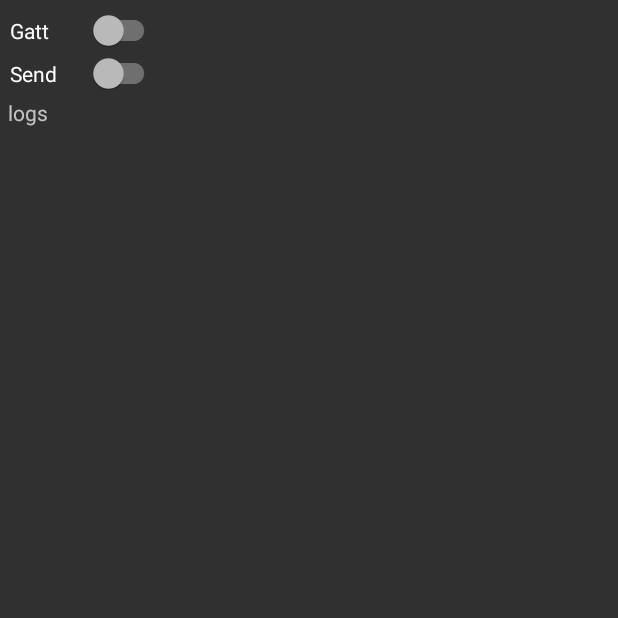
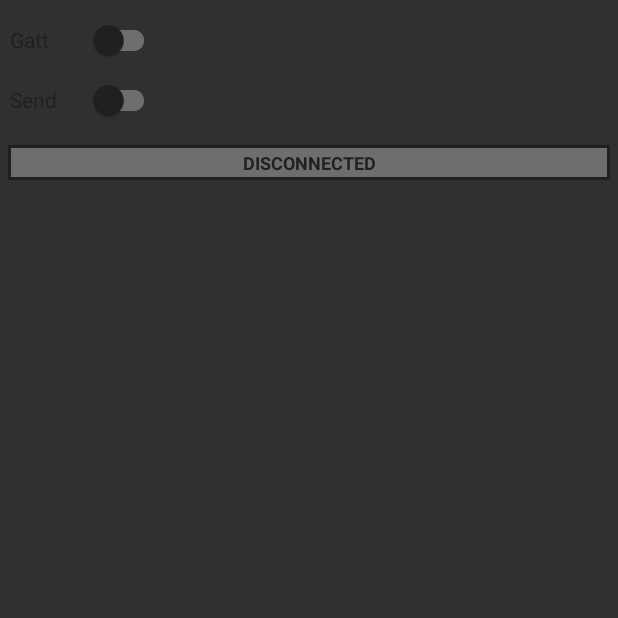
Before and after one commit to AdamRogowski/watch-audio-recorder, an Android app: the screen it shows after launch (MainActivity), on a phone screen of 412 x 824 dp, the top half of it. Run offline under Robolectric (Android 15) with nearby library versions, the phone set to English and light mode, and no system bars; plain views replace BoxInsetLayout; 1 statement that could not run was skipped.

```diff
--- a/app/src/main/java/com/example/watchrectest/BLEManager.kt
+++ b/app/src/main/java/com/example/watchrectest/BLEManager.kt
@@ -63,11 +63,13 @@ class BLEManager(private val activity: MainActivity) {
                 if (newState == BluetoothProfile.STATE_CONNECTED){
                     LogManager.appendLog("Central device did connect")
                     updateSubscribers()
+                    UIStateManager.setUIState(UIState.CONNECTED_READY)
                 }
                 else {
                     LogManager.appendLog("Central device did disconnect")
                     subscribedDevices.remove(device)
                     updateSubscribers()
+                    UIStateManager.setUIState(UIState.NO_SUBSCRIBER)
                 }
             }
         }
--- /dev/null
+++ b/app/src/main/res/drawable/textview_border.xml
@@ -0,0 +1,10 @@
+<shape xmlns:android="http://schemas.android.com/apk/res/android"
+    android:shape="rectangle">
+
+    <solid android:color="#6e6e6e" />  <!-- Background color of the text view -->
+    <stroke
+        android:width="2dp"
+        android:color="@color/textview_border_color" />  <!-- Color of the border -->
+
+
+</shape>
--- a/app/src/main/res/layout/activity_main.xml
+++ b/app/src/main/res/layout/activity_main.xml
@@ -17,21 +17,40 @@
         <com.google.android.material.switchmaterial.SwitchMaterial
             android:id="@+id/switch_Gatt"
             android:layout_width="100dp"
-            android:layout_height="wrap_content"
-            android:text="Gatt"
+            android:layout_height="40dp"
+            android:text="@string/switch_gatt"
+            android:textColor="@color/switch_text_color"
             android:layout_marginTop="1dp"
             android:layout_marginStart="1dp"
-            app:useMaterialThemeColors="false" />
+            app:useMaterialThemeColors="false"
+            app:thumbTint="@color/switch_thumb_color"
+            app:trackTint="@color/switch_track_color"/>
 
 
         <com.google.android.material.switchmaterial.SwitchMaterial
             android:id="@+id/switch_Rec"
             android:layout_width="100dp"
-            android:layout_height="wrap_content"
-            android:text="Send"
-            android:layout_marginTop="30dp"
+            android:layout_height="40dp"
+            android:text="@string/switch_rec"
+            android:textColor="@color/switch_text_color"
+            android:layout_marginTop="41dp"
             android:layout_marginStart="1dp"
-            app:useMaterialThemeColors="false" />
+            app:useMaterialThemeColors="false"
+            app:thumbTint="@color/switch_thumb_color"
+            app:trackTint="@color/switch_track_color"/>
+
+            <TextView
+            android:id="@+id/uiState"
+            android:layout_width="match_parent"
+            android:layout_height="23dp"
+            android:layout_marginTop="91dp"
+            android:text="@string/state_disconnected"
+                android:gravity="center"
+                android:textColor="@color/switch_text_color"
+            android:textSize="12sp"
+                android:textStyle="bold"
+                android:background="@drawable/textview_border"/>
+
 
         <!--
                 <Button
@@ -69,13 +88,13 @@
                     android:text="Pause"
                     android:layout_marginTop="40dp"
                     android:layout_marginStart="65dp"/>
-                -->
+
 
         <ScrollView
             android:id="@+id/scrollViewLog"
             android:layout_width="match_parent"
             android:layout_height="60dp"
-            android:layout_marginTop="60dp">
+            android:layout_marginTop="100dp">
 
             <TextView
                 android:id="@+id/textViewLog"
@@ -84,6 +103,7 @@
                 android:text="logs" />
 
         </ScrollView>
+        -->
 
     </FrameLayout>
 </androidx.wear.widget.BoxInsetLayout>
--- a/app/src/main/res/values/colors.xml
+++ b/app/src/main/res/values/colors.xml
@@ -5,4 +5,8 @@
     <color name="Silver">#C0C0C0</color>
     <color name="DimGray">#696969</color>
     <color name="DarkRed">#8B0000</color>
+    <color name="switch_thumb_color">#202020</color>
+    <color name="switch_track_color">#6e6e6e</color>
+    <color name="switch_text_color">#202020</color>
+    <color name="textview_border_color">#202020</color>
 </resources>
--- a/app/src/main/res/values/strings.xml
+++ b/app/src/main/res/values/strings.xml
@@ -1,5 +1,8 @@
 <resources>
     <string name="app_name">WatchRecTest</string>
+    <string name="switch_gatt">Gatt</string>
+    <string name="switch_rec">Send</string>
+    <string name="state_disconnected">DISCONNECTED</string>
     <!--
     This string is used for square devices and overridden by hello_world in
     values-round/strings.xml for round devices.
```
Also changed, not shown: app/src/main/java/com/example/watchrectest/LogManager.kt (+9 -0 lines), app/src/main/java/com/example/watchrectest/MainActivity.kt (+101 -54 lines), app/src/main/java/com/example/watchrectest/MicManager.kt (+13 -3 lines), app/src/main/java/com/example/watchrectest/UIStateManager.kt (added, +34 -0 lines).
